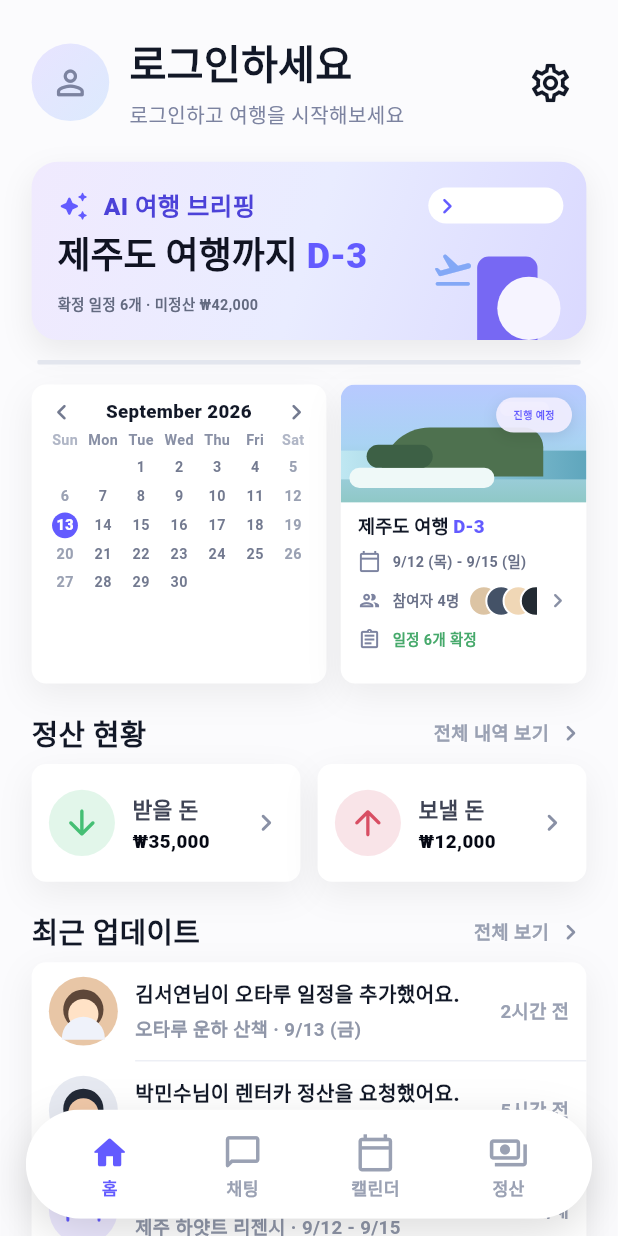
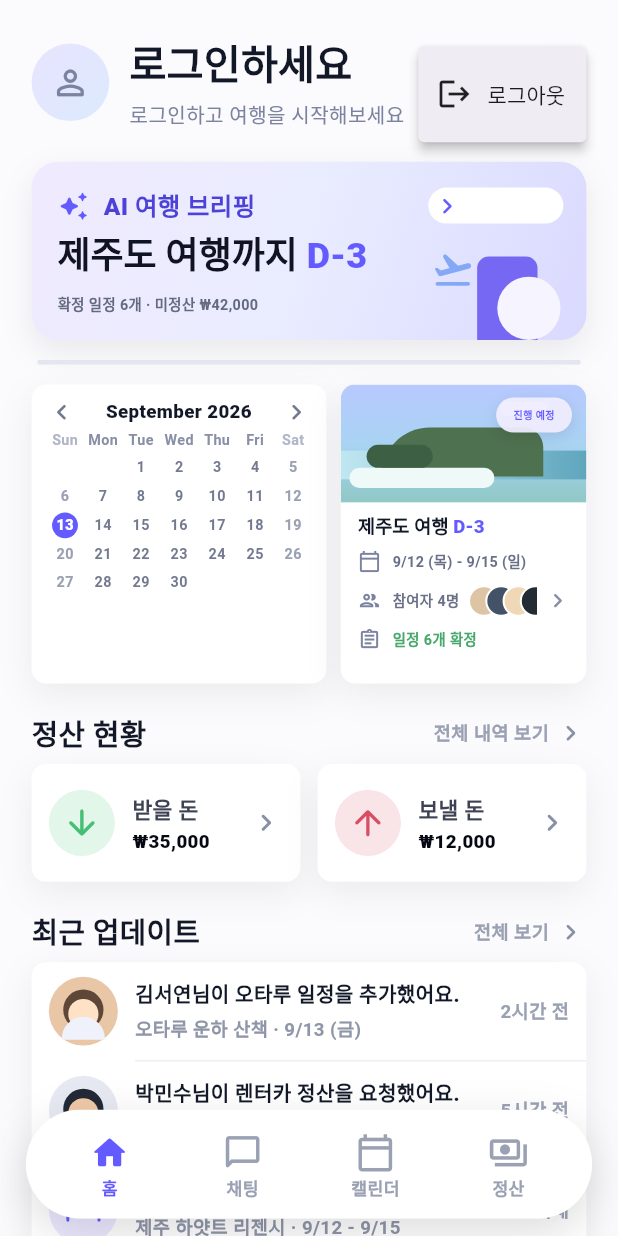
Before and after one commit to ZZUnnx/TripMate, a Flutter app: the screen it shows after launch, after a tap on the "settings" icon, on a phone screen of 412 x 824 dp. Run offline on Flutter 3.47's test engine with Material 3 defaults, Android fonts, the phone set to English and light mode, and no system bars; drawn by our look-alikes of table_calendar.

Commit message:
로그아웃 기능 구현

```diff
--- a/frontend/lib/widgets/home/home_header.dart
+++ b/frontend/lib/widgets/home/home_header.dart
@@ -96,12 +96,30 @@ class HomeHeader extends StatelessWidget {
           ),
         ),
 
-        IconButton(
-          onPressed: () {},
-          icon: const Icon(Icons.settings_outlined),
-          color: const Color(0xFF121827),
+        PopupMenuButton<String>(
+          icon: const Icon(
+            Icons.settings_outlined,
+            color: Color(0xFF121827),
+          ),
           iconSize: context.rs(32),
-          tooltip: '',
+          onSelected: (value) {
+            if (value == 'logout') {
+              context.read<AuthProvider>().logout();
+            }
+          },
+
+          itemBuilder: (context) => [
+            const PopupMenuItem(
+              value: 'logout',
+              child: Row(
+                children: [
+                  Icon(Icons.logout),
+                  SizedBox(width: 10),
+                  Text('로그아웃'),
+                ],
+              ),
+            ),
+          ],
         ),
       ],
     );
```
